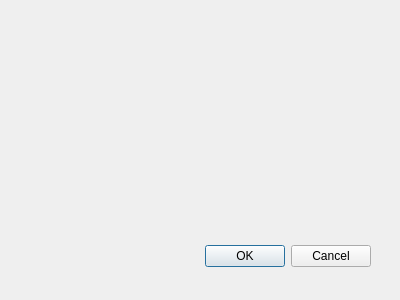
Above: wintimeedit.ui from dwalx/wrTime before the change. Below: the same form after it.
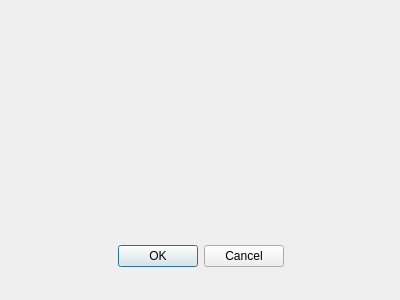
That is the form after the change.

```diff
--- a/wintimeedit.ui
+++ b/wintimeedit.ui
@@ -31,6 +31,9 @@
    <property name="standardButtons">
     <set>QDialogButtonBox::Cancel|QDialogButtonBox::Ok</set>
    </property>
+   <property name="centerButtons">
+    <bool>true</bool>
+   </property>
   </widget>
  </widget>
  <resources/>
```
Left out of the diff: 3 changed lines with no effect on the pictures.
